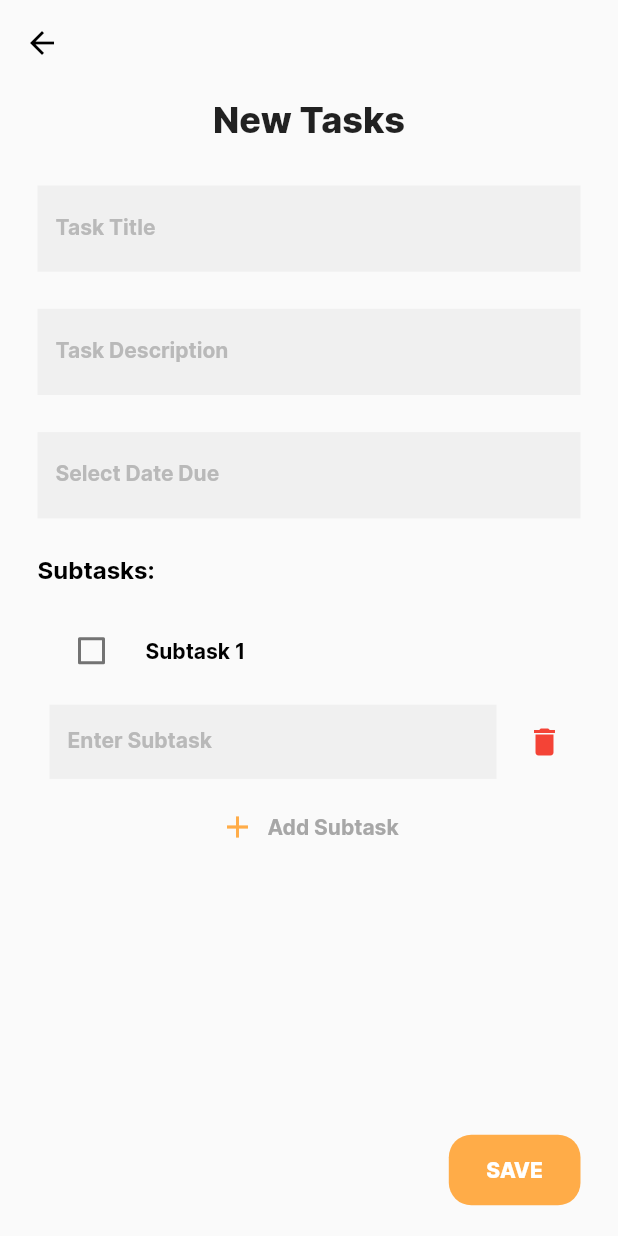
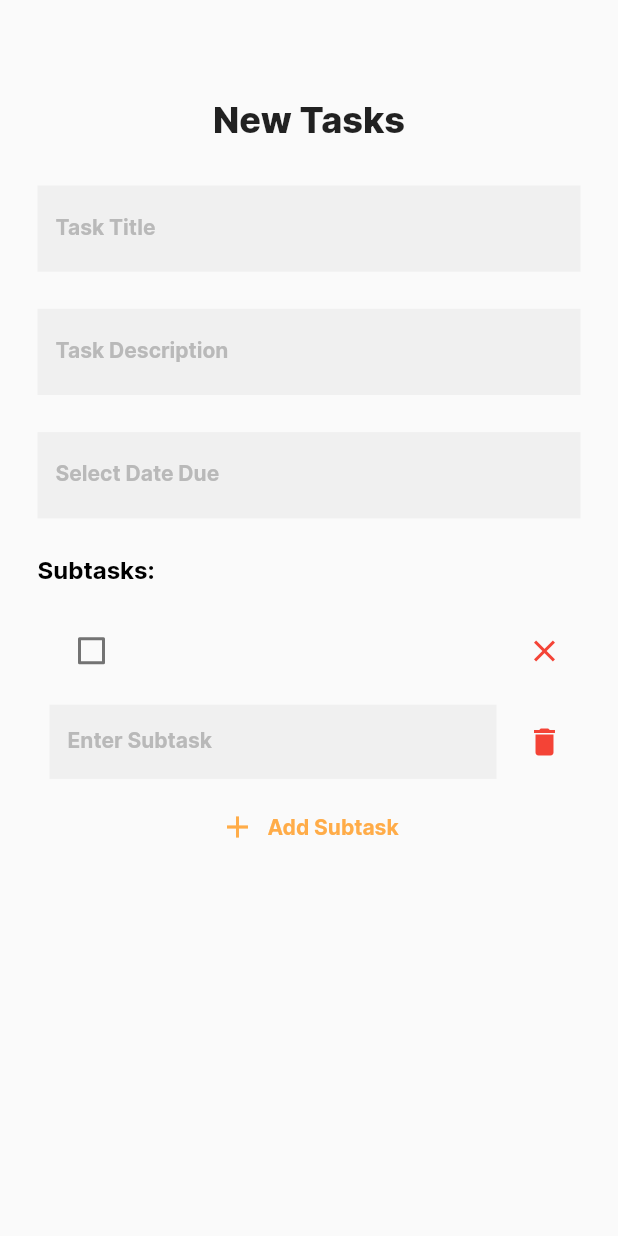
Before and after one commit to GloriaMMuthumbi/managed_todo_app, a Flutter app: the NewTaskFormScreen screen opened directly, on a phone screen of 412 x 824 dp. Run offline on Flutter 3.47's test engine with Material 2 defaults, Android fonts, the phone set to English and light mode, and no system bars; our stand-ins replace sizer.

Commit message:
adding subtask feature

```diff
--- a/lib/main.dart
+++ b/lib/main.dart
@@ -19,7 +19,7 @@
   @override
   Widget build(BuildContext context) {
     return Sizer(builder: (context, orientation, screenType) {
-      return MaterialApp(
+      return const MaterialApp(
         debugShowCheckedModeBanner: false,
         home: SplashScreen(),
       );
--- a/lib/screens/new_task_form_screen.dart
+++ b/lib/screens/new_task_form_screen.dart
@@ -11,8 +11,10 @@
 
 class _NewTaskFormScreenState extends State<NewTaskFormScreen> {
   final TextEditingController dateInputController = TextEditingController();
+  final TextEditingController subtaskInputController = TextEditingController();
 
   List<TextEditingController> subtaskController = [];
+  List<bool> checkboxValues = [false, true, false];
 
   bool? isActive = false;
   bool? isSelected = false;
@@ -49,8 +51,9 @@
       body: Container(
         child: Padding(
           padding: const EdgeInsets.only(right: 25.0, left: 25.0),
-            child:
-                Column(mainAxisAlignment: MainAxisAlignment.start, children: [
+          child: Column(
+            mainAxisAlignment: MainAxisAlignment.start,
+            children: [
               const Padding(
                 padding: EdgeInsets.only(
                   bottom: 4.0,
@@ -75,9 +78,10 @@
                   fillColor: Color(0xffF0F0F0),
                   labelText: 'Task Title',
                   labelStyle: TextStyle(
-                    fontFamily: 'Inter', fontSize: 14,
-                    fontWeight: FontWeight.w600, color: Color(0xffB9B9B9),
-                    //labelStyle: TextStyle(fontFamily: 'Inter', fontWeight: FontWeight.w500, color: Color(0xffB9B9B9),
+                    fontFamily: 'Inter',
+                    fontSize: 14,
+                    fontWeight: FontWeight.w600,
+                    color: Color(0xffB9B9B9),
                   ),
                 ),
               ),
@@ -91,9 +95,10 @@
                   fillColor: Color(0xffF0F0F0),
                   labelText: 'Task Description',
                   labelStyle: TextStyle(
-                    fontFamily: 'Inter', fontSize: 14,
-                    fontWeight: FontWeight.w600, color: Color(0xffB9B9B9),
-                    //labelStyle: TextStyle(fontFamily: 'Inter', fontWeight: FontWeight.w500, color: Color(0xffB9B9B9),
+                    fontFamily: 'Inter',
+                    fontSize: 14,
+                    fontWeight: FontWeight.w600,
+                    color: Color(0xffB9B9B9),
                   ),
                 ),
               ),
@@ -107,9 +112,10 @@
                   fillColor: Color(0xffF0F0F0),
                   labelText: 'Select Date Due',
                   labelStyle: TextStyle(
-                    fontFamily: 'Inter', fontSize: 14,
-                    fontWeight: FontWeight.w600, color: Color(0xffB9B9B9),
-                    //labelStyle: TextStyle(fontFamily: 'Inter', fontWeight: FontWeight.w500, color: Color(0xffB9B9B9),
+                    fontFamily: 'Inter',
+                    fontSize: 14,
+                    fontWeight: FontWeight.w600,
+                    color: Color(0xffB9B9B9),
                   ),
                 ),
                 controller: dateInputController,
@@ -127,10 +133,12 @@
                             primary: Color(0xffFFAC48),
                             onPrimary: Colors.white,
                             onSurface: Color(0xff000000),
-                          )),
+                          ),
+                        ),
                         child: child!,
                       );
-                      });
+                    },
+                  );
                   if (pickedDate != null) {
                     dateInputController.text =
                         DateFormat.yMMMMEEEEd().format(pickedDate).toString();
@@ -147,56 +155,74 @@
                     children: [
                       Row(
                         children: const [
-                          Text('Subtasks:',
+                          Text(
+                            'Subtasks:',
                             style: TextStyle(
                               fontFamily: 'Inter',
                               fontSize: 16,
                               fontWeight: FontWeight.w600,
                               color: Colors.black,
-                              )),
+                            ),
+                          ),
                         ],
                       ),
                       SizedBox(
                         height: 2.h,
                       ),
-                      CheckboxListTile(
+                      Row(
+                        children: [
+                          Expanded(
+                            child: CheckboxListTile(
                               controlAffinity: ListTileControlAffinity.leading,
-                        title: const Text('Subtask 1',
+                              title: Text(
+                                subtaskController[0].text,
                                 style: TextStyle(
                                   fontFamily: 'Inter',
                                   fontSize: 14,
                                   fontWeight: FontWeight.w600,
                                   color: Colors.black,
-                              //decoration: isSelected ? TextDecoration.lineThrough : null,
-                            )),
-                        value: isSelected,
+                                ),
+                              ),
+                              value: checkboxValues[0],
                               onChanged: (value) {
                                 setState(() {
-                            isSelected = value;
+                                  checkboxValues[0] = value!;
                                 });
                               },
                               activeColor: const Color(0xffFFAC48),
                               checkColor: Colors.white,
                             ),
+                          ),
+                          IconButton(
+                            icon: Icon(Icons.clear, color: Colors.red),
+                            onPressed: () {
+                              setState(() {
+                                checkboxValues.removeAt(0);
+                                subtaskController.removeAt(0);
+                              });
+                            },
+                          ),
+                        ],
+                      ),
                       Align(
                         alignment: Alignment.topLeft,
-                          child: Column(children: [
+                        child: Column(
+                          children: [
                             Column(
                               children: [
                                 ...subtaskController
                                     .asMap()
                                     .entries
-                                    .map((entry) {
-                                  final int index = entry.key;
-                                  final TextEditingController controller =
-                                      entry.value;
-                                  return Row(
+                                    .map(
+                                      (entry) => Row(
                                         children: [
                                           Expanded(
                                             child: Padding(
-                                          padding: const EdgeInsets.all(8.0),
+                                              padding:
+                                                  const EdgeInsets.all(8.0),
                                               child: TextField(
-                                            decoration: const InputDecoration(
+                                                decoration:
+                                                    const InputDecoration(
                                                   border: InputBorder.none,
                                                   isDense: true,
                                                   filled: true,
@@ -209,7 +235,13 @@
                                                     color: Color(0xffB9B9B9),
                                                   ),
                                                 ),
-                                            controller: controller,
+                                                controller: entry.value,
+                                                onSubmitted: (_) {
+                                                  setState(() {
+                                                    subtaskController
+                                                        .add(TextEditingController());
+                                                  });
+                                                },
                                               ),
                                             ),
                                           ),
@@ -218,14 +250,15 @@
                                                 color: Colors.red),
                                             onPressed: () {
                                               setState(() {
-                                            // Remove the controller at the given index
-                                            subtaskController.removeAt(index);
+                                                subtaskController.removeAt(
+                                                    entry.key);
                                               });
                                             },
                                           ),
                                         ],
-                                  );
-                                }).toList(),
+                                      ),
+                                    )
+                                    .toList(),
                                 TextButton.icon(
                                   onPressed: () {
                                     setState(() {
@@ -243,55 +276,44 @@
                                       fontFamily: 'Inter',
                                       fontSize: 14,
                                       fontWeight: FontWeight.w600,
-                                      color: Color(0xffA7A7A7),
+                                      color: Color(0xffFFAC48),
                                     ),
                                   ),
                                 ),
                               ],
-                            )
-                          ])),
+                            ),
+                          ],
+                        ),
+                      ),
                     ],
                   ),
                 ),
               ),
-              Padding(
-                padding: const EdgeInsets.only(bottom: 20),
-                child: Align(
-                  alignment: Alignment.bottomRight,
-                  child: TextButton(
-                    onPressed: () {},
-                    style: TextButton.styleFrom(
-                        backgroundColor: const Color(0xffFFAC48),
-                        padding: const EdgeInsets.fromLTRB(25, 15, 25, 15),
-                        shape: RoundedRectangleBorder(
-                            borderRadius: BorderRadius.circular(15))),
-                    child: Text(
-                      "Save".toUpperCase(),
-                      style: const TextStyle(
-                        color: Colors.white,
-                        fontFamily: 'Inter',
-                        fontWeight: FontWeight.w800,
-                        fontSize: 14,
+            ],
           ),
         ),
       ),
-                ),
-              ),
-            ]),
-          ),
-        ));
+    );
   }
 }
 
-/*IconButton(
-                                          onPressed: () {
-                                            setState(() {
-                                              isActive = false;
-                                            });
+void main() {
+  runApp(MyApp());
+}
+
+class MyApp extends StatelessWidget {
+  @override
+  Widget build(BuildContext context) {
+    return Sizer(
+      builder: (context, orientation, deviceType) {
+        return MaterialApp(
+          title: 'Flutter Demo',
+          theme: ThemeData(
+            primarySwatch: Colors.blue,
+          ),
+          home: NewTaskFormScreen(),
+        );
       },
-                                          icon: const Icon(
-                                            Icons.delete,
-                                            color: Color(0xffea0000),
-                                            size: 22,
-                                          ),
-                                      ),*/
+    );
+  }
+}
```
Also changed, not shown: pubspec.lock, 1 other file. Lines whose indentation alone changed are shown as unchanged.
